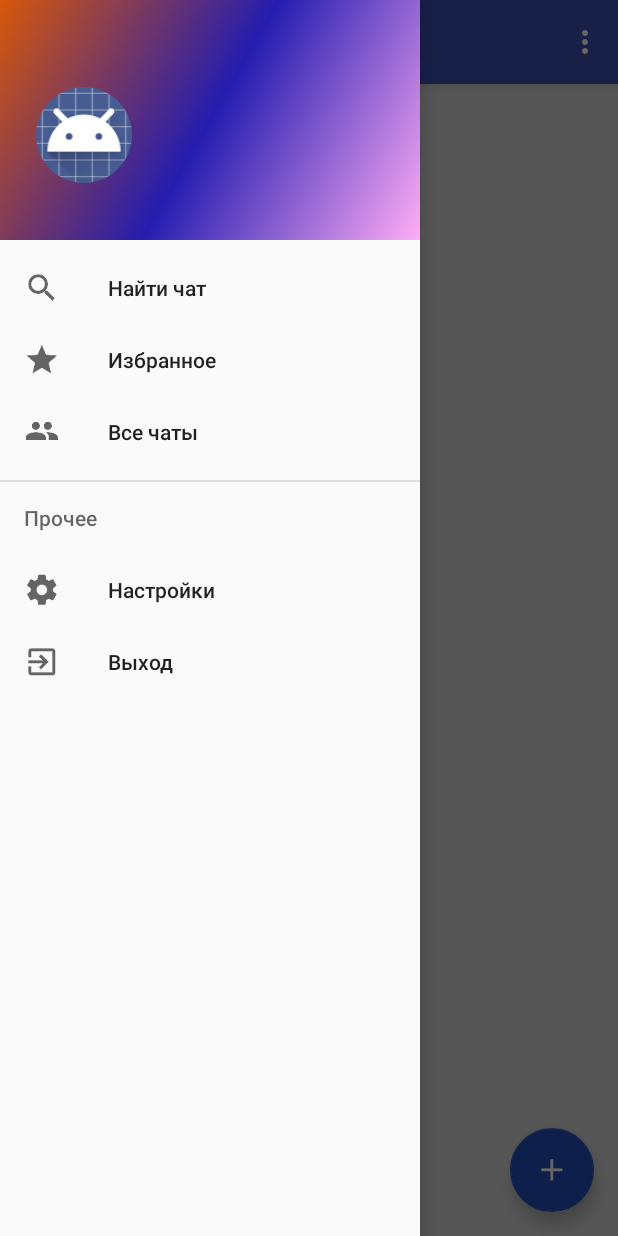
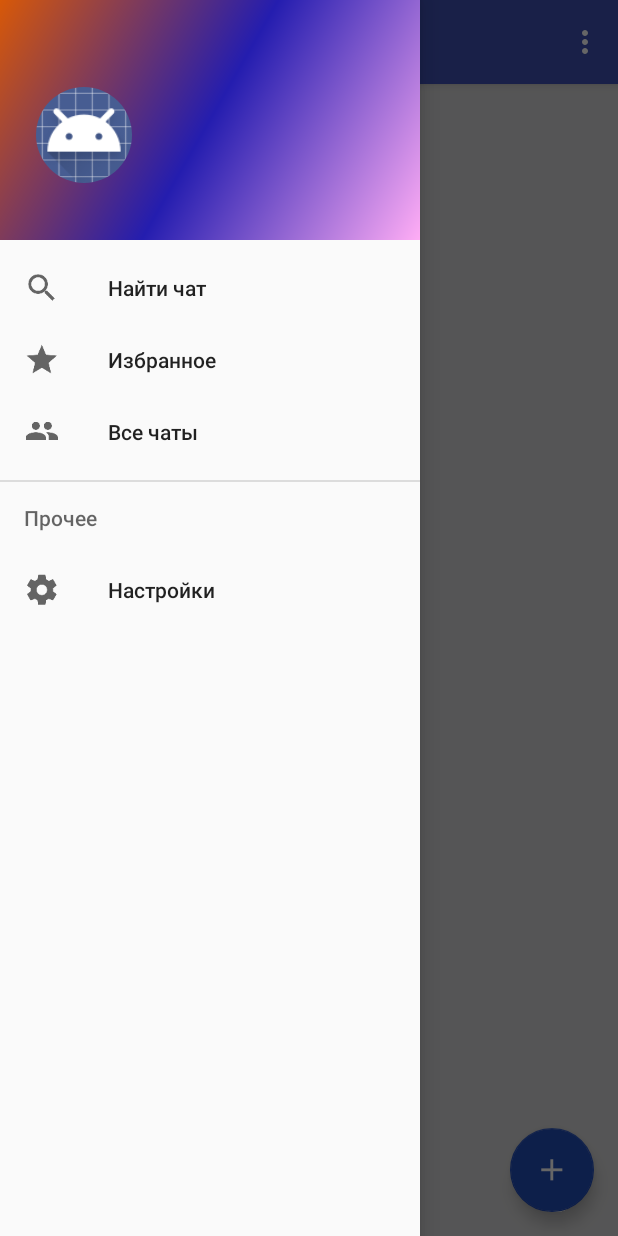
Before and after one commit to DSemk/SilentChat, an Android app: the screen it shows after launch once a user with an empty profile is signed in (MainActivity), with the side drawer open, on a phone screen of 412 x 824 dp. Run offline under Robolectric (Android 15) with nearby library versions, the phone set to English and light mode, and no system bars; our stand-ins replace CircleImageView, Firebase (no records; nobody signed in at launch, a user with empty details on screens opened directly); pictures from the network do not load; 7 statements that could not run were skipped.

Commit message:
add bugs & function

```diff
--- a/app/src/main/AndroidManifest.xml
+++ b/app/src/main/AndroidManifest.xml
@@ -4,13 +4,14 @@
     <uses-permission android:name="android.permission.INTERNET" />
 
     <application
+        android:name="android.support.multidex.MultiDexApplication"
         android:allowBackup="true"
         android:icon="@drawable/anonymous_app_icon"
         android:label="@string/app_name"
         android:supportsRtl="true"
         android:theme="@style/AppTheme">
         <activity
-            android:name=".SingInActivity"
+            android:name=".activitys.SingInActivity"
             android:title="@string/as_title_ru">
             <intent-filter>
                 <action android:name="android.intent.action.MAIN" />
--- a/app/src/main/java/com/example/disemk/silentchat/SingInActivity.java
+++ b/app/src/main/java/com/example/disemk/silentchat/activitys/SingInActivity.java
@@ -1,4 +1,4 @@
-package com.example.disemk.silentchat;
+package com.example.disemk.silentchat.activitys;
 
 import android.content.Context;
 import android.content.DialogInterface;
@@ -19,7 +19,8 @@ import android.widget.CheckBox;
 import android.widget.EditText;
 import android.widget.Toast;
 
-import com.example.disemk.silentchat.activitys.MainActivity;
+import com.example.disemk.silentchat.R;
+import com.example.disemk.silentchat.engine.SingletonCM;
 import com.google.android.gms.appindexing.Action;
 import com.google.android.gms.appindexing.AppIndex;
 import com.google.android.gms.appindexing.Thing;
--- a/app/src/main/java/com/example/disemk/silentchat/SingletonCM.java
+++ b/app/src/main/java/com/example/disemk/silentchat/engine/SingletonCM.java
@@ -1,7 +1,6 @@
-package com.example.disemk.silentchat;
+package com.example.disemk.silentchat.engine;
 
 import android.content.Context;
-import android.content.SharedPreferences;
 
 /**
  * Created by icoper on 26.01.17.
--- a/app/src/main/java/com/example/disemk/silentchat/fragments/ChatFragment.java
+++ b/app/src/main/java/com/example/disemk/silentchat/fragments/ChatFragment.java
@@ -7,7 +7,6 @@ import android.graphics.drawable.GradientDrawable;
 import android.graphics.drawable.RotateDrawable;
 import android.os.Bundle;
 import android.support.v4.content.ContextCompat;
-import android.support.v4.widget.DrawerLayout;
 import android.support.v7.widget.LinearLayoutManager;
 import android.support.v7.widget.RecyclerView;
 import android.view.Gravity;
@@ -25,7 +24,7 @@ import android.widget.Toast;
 
 import com.bumptech.glide.Glide;
 import com.example.disemk.silentchat.R;
-import com.example.disemk.silentchat.SingletonCM;
+import com.example.disemk.silentchat.engine.SingletonCM;
 import com.example.disemk.silentchat.models.ChatMessage;
 import com.firebase.ui.database.FirebaseRecyclerAdapter;
 import com.google.firebase.auth.FirebaseAuth;
--- a/app/src/main/java/com/example/disemk/silentchat/fragments/SettingsFragment.java
+++ b/app/src/main/java/com/example/disemk/silentchat/fragments/SettingsFragment.java
@@ -10,10 +10,9 @@ import android.view.LayoutInflater;
 import android.view.View;
 import android.view.ViewGroup;
 import android.widget.ImageView;
-import android.widget.Toast;
 
 import com.example.disemk.silentchat.R;
-import com.example.disemk.silentchat.SingletonCM;
+import com.example.disemk.silentchat.engine.SingletonCM;
 
 /**
  * Created by icoper on 26.01.17.
--- a/app/src/main/java/silent_update&fix.txt
+++ b/app/src/main/java/silent_update&fix.txt
@@ -7,7 +7,7 @@
 
 	Функционал:
 - сделать БД с сохранением состояния настроек -----------------------------------------------+
-- добавить возможность поска комнат по названию
+- добавить возможность поска комнат по названию ---------------------------fix---------------+
 - после замены фона предлогать restart app в AlertDialog.------------------------------------+
 - добавить количество учасников в комнате.
 - проверка на онлайн.
@@ -25,4 +25,4 @@
 - первое сообщение в комнате без icon.
 - все сообщения в один ряд.-------------------------------------------------------------------+
 - падение при первом запуске(попробовать засунуть инициализацию в отдельный поток) -----------+
-- убрать лаги в настройках
+- убрать лаги в настройках -------------------------------------------------------------------+
--- a/app/src/main/res/layout/activity_chat.xml
+++ b/app/src/main/res/layout/activity_chat.xml
@@ -39,7 +39,7 @@
             android:id="@+id/sendButton"
             android:layout_width="36dp"
             android:layout_height="36dp"
-            android:layout_gravity="bottom|center_vertical"
+            android:layout_gravity="center_vertical"
             android:background="@drawable/ic_send_black_36dp" />
     </LinearLayout>
 
--- a/app/src/main/res/layout/activity_rooms.xml
+++ b/app/src/main/res/layout/activity_rooms.xml
@@ -17,6 +17,7 @@
         style="?android:attr/progressBarStyleLarge"
         android:layout_width="wrap_content"
         android:layout_height="wrap_content"
+        android:visibility="visible"
         android:layout_centerHorizontal="true"
         android:layout_centerVertical="true" />
 
--- a/app/src/main/res/menu/activity_main_drawer.xml
+++ b/app/src/main/res/menu/activity_main_drawer.xml
@@ -22,10 +22,6 @@
                 android:id="@+id/nav_settings"
                 android:icon="@drawable/ic_settings_black_36dp"
                 android:title="Настройки" />
-            <item
-                android:id="@+id/nav_exit"
-                android:icon="@drawable/ic_exit_to_app_black_36dp"
-                android:title="Выход" />
         </menu>
     </item>
 
```
Also changed, not shown: app/build.gradle (+7 -1 lines), app/src/main/java/com/example/disemk/silentchat/activitys/MainActivity.java (+5 -22 lines), app/src/main/java/com/example/disemk/silentchat/fragments/RoomsFragment.java (+10 -7 lines).
